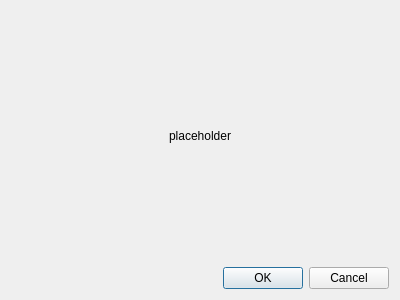
Above: neurolabi/gui/protocols/synapsereviewinputdialog.ui from janelia-flyem/NeuTu before the change. Below: the same form after it.
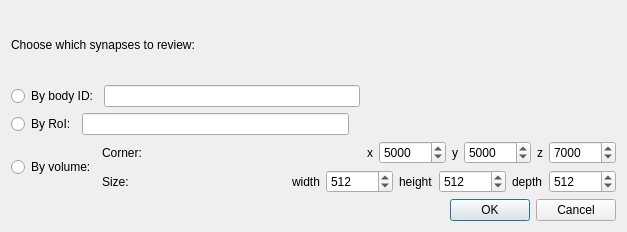
That is the form after the change.

Commit message: began work wiring up input dialog inputs

Patch:
```diff
--- a/neurolabi/gui/protocols/synapsereviewinputdialog.ui
+++ b/neurolabi/gui/protocols/synapsereviewinputdialog.ui
@@ -6,8 +6,8 @@
    <rect>
     <x>0</x>
     <y>0</y>
-    <width>400</width>
-    <height>300</height>
+    <width>627</width>
+    <height>232</height>
    </rect>
   </property>
   <property name="windowTitle">
@@ -17,13 +17,232 @@
    <item>
     <widget class="QLabel" name="label">
      <property name="text">
-      <string>placeholder</string>
+      <string>Choose which synapses to review:</string>
      </property>
      <property name="alignment">
-      <set>Qt::AlignCenter</set>
+      <set>Qt::AlignLeading|Qt::AlignLeft|Qt::AlignVCenter</set>
      </property>
     </widget>
    </item>
+   <item>
+    <layout class="QHBoxLayout" name="horizontalLayout">
+     <item>
+      <widget class="QRadioButton" name="bodyIDRadioButton">
+       <property name="text">
+        <string>By body ID:</string>
+       </property>
+      </widget>
+     </item>
+     <item>
+      <widget class="QLineEdit" name="lineEdit"/>
+     </item>
+     <item>
+      <spacer name="horizontalSpacer">
+       <property name="orientation">
+        <enum>Qt::Horizontal</enum>
+       </property>
+       <property name="sizeHint" stdset="0">
+        <size>
+         <width>40</width>
+         <height>20</height>
+        </size>
+       </property>
+      </spacer>
+     </item>
+    </layout>
+   </item>
+   <item>
+    <layout class="QHBoxLayout" name="horizontalLayout_2">
+     <item>
+      <widget class="QRadioButton" name="roiRadioButton">
+       <property name="text">
+        <string>By RoI:</string>
+       </property>
+      </widget>
+     </item>
+     <item>
+      <widget class="QLineEdit" name="lineEdit_2"/>
+     </item>
+     <item>
+      <spacer name="horizontalSpacer_2">
+       <property name="orientation">
+        <enum>Qt::Horizontal</enum>
+       </property>
+       <property name="sizeHint" stdset="0">
+        <size>
+         <width>40</width>
+         <height>20</height>
+        </size>
+       </property>
+      </spacer>
+     </item>
+    </layout>
+   </item>
+   <item>
+    <layout class="QHBoxLayout" name="horizontalLayout_4">
+     <item>
+      <widget class="QRadioButton" name="volumeRadioButton">
+       <property name="text">
+        <string>By volume:</string>
+       </property>
+      </widget>
+     </item>
+     <item>
+      <layout class="QVBoxLayout" name="verticalLayout_2">
+       <item>
+        <layout class="QHBoxLayout" name="horizontalLayout_3">
+         <item>
+          <widget class="QLabel" name="label_5">
+           <property name="text">
+            <string>Corner:</string>
+           </property>
+          </widget>
+         </item>
+         <item>
+          <spacer name="horizontalSpacer_3">
+           <property name="orientation">
+            <enum>Qt::Horizontal</enum>
+           </property>
+           <property name="sizeHint" stdset="0">
+            <size>
+             <width>40</width>
+             <height>20</height>
+            </size>
+           </property>
+          </spacer>
+         </item>
+         <item>
+          <widget class="QLabel" name="label_3">
+           <property name="text">
+            <string>x</string>
+           </property>
+          </widget>
+         </item>
+         <item>
+          <widget class="QSpinBox" name="spinBox">
+           <property name="maximum">
+            <number>1000000</number>
+           </property>
+           <property name="value">
+            <number>5000</number>
+           </property>
+          </widget>
+         </item>
+         <item>
+          <widget class="QLabel" name="label_2">
+           <property name="text">
+            <string>y</string>
+           </property>
+          </widget>
+         </item>
+         <item>
+          <widget class="QSpinBox" name="spinBox_3">
+           <property name="maximum">
+            <number>1000000</number>
+           </property>
+           <property name="value">
+            <number>5000</number>
+           </property>
+          </widget>
+         </item>
+         <item>
+          <widget class="QLabel" name="label_7">
+           <property name="text">
+            <string>z</string>
+           </property>
+          </widget>
+         </item>
+         <item>
+          <widget class="QSpinBox" name="spinBox_2">
+           <property name="maximum">
+            <number>1000000</number>
+           </property>
+           <property name="value">
+            <number>7000</number>
+           </property>
+          </widget>
+         </item>
+        </layout>
+       </item>
+       <item>
+        <layout class="QHBoxLayout" name="horizontalLayout_5">
+         <item>
+          <widget class="QLabel" name="label_6">
+           <property name="text">
+            <string>Size:</string>
+           </property>
+          </widget>
+         </item>
+         <item>
+          <spacer name="horizontalSpacer_4">
+           <property name="orientation">
+            <enum>Qt::Horizontal</enum>
+           </property>
+           <property name="sizeHint" stdset="0">
+            <size>
+             <width>40</width>
+             <height>20</height>
+            </size>
+           </property>
+          </spacer>
+         </item>
+         <item>
+          <widget class="QLabel" name="label_4">
+           <property name="text">
+            <string>width</string>
+           </property>
+          </widget>
+         </item>
+         <item>
+          <widget class="QSpinBox" name="spinBox_5">
+           <property name="maximum">
+            <number>1000000</number>
+           </property>
+           <property name="value">
+            <number>512</number>
+           </property>
+          </widget>
+         </item>
+         <item>
+          <widget class="QLabel" name="label_9">
+           <property name="text">
+            <string>height</string>
+           </property>
+          </widget>
+         </item>
+         <item>
+          <widget class="QSpinBox" name="spinBox_6">
+           <property name="maximum">
+            <number>1000000</number>
+           </property>
+           <property name="value">
+            <number>512</number>
+           </property>
+          </widget>
+         </item>
+         <item>
+          <widget class="QLabel" name="label_8">
+           <property name="text">
+            <string>depth</string>
+           </property>
+          </widget>
+         </item>
+         <item>
+          <widget class="QSpinBox" name="spinBox_4">
+           <property name="maximum">
+            <number>1000000</number>
+           </property>
+           <property name="value">
+            <number>512</number>
+           </property>
+          </widget>
+         </item>
+        </layout>
+       </item>
+      </layout>
+     </item>
+    </layout>
+   </item>
    <item>
     <widget class="QDialogButtonBox" name="buttonBox">
      <property name="orientation">
```
Left out of the diff: 2 changed lines with no effect on the pictures. The commit also changes 3 other files.
